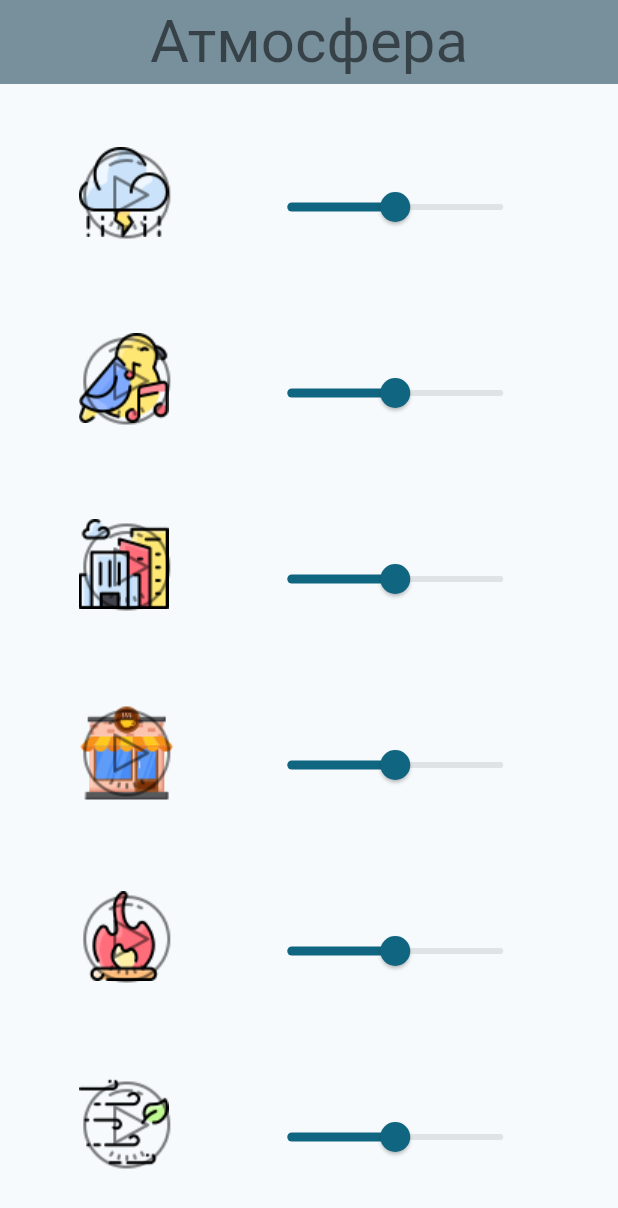
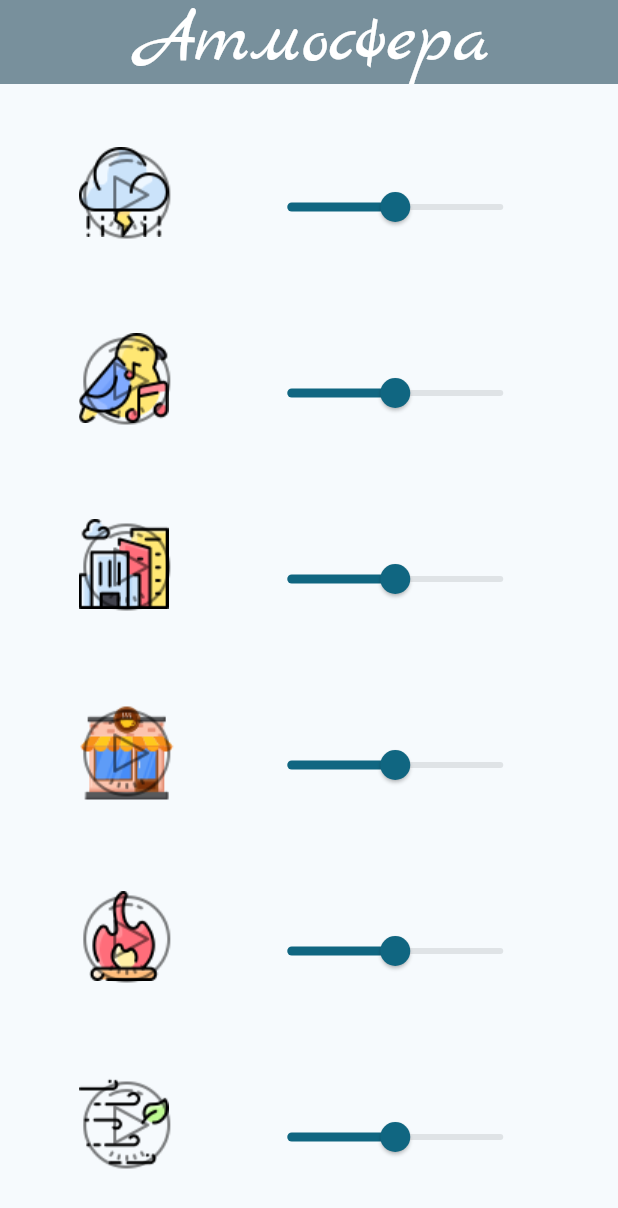
Before and after one commit to leksidev/atmosphere_app, a Flutter app: the screen it shows after launch, on a phone screen of 412 x 824 dp. Shown: the top 1208 px of the screen. Run offline on Flutter 3.47's test engine with Material 2 defaults, Android fonts, the phone set to English and light mode, and no system bars; our stand-ins replace audioplayers, google_fonts, weather_icons.

Commit message:
feat: change title fount

```diff
--- a/lib/screens/sounds_screen.dart
+++ b/lib/screens/sounds_screen.dart
@@ -20,8 +20,8 @@ class SoundsScreen extends StatelessWidget {
           backgroundColor: Colors.blueGrey.shade400,
           centerTitle: true,
           title: const Text('Атмосфера'),
-          titleTextStyle:
-              const TextStyle(fontSize: 40.0, color: Colors.black54),
+          titleTextStyle: const TextStyle(
+              fontFamily: 'MarckScript', fontSize: 50.0, color: Colors.white),
         ),
         body: SafeArea(
           minimum: const EdgeInsets.all(12.0),
@@ -39,7 +39,6 @@ class SoundsScreen extends StatelessWidget {
                         ? Colors.blueAccent
                         : Colors.grey,
                   ),
-                  // image: soundModel.soundsList[soundName]!.image,
                   image: soundModel.isSoundPlayNow(soundName)
                       ? Stack(
                           children: [
--- a/pubspec.yaml
+++ b/pubspec.yaml
@@ -55,9 +55,9 @@ flutter:
   # list giving the asset and other descriptors for the font. For
   # example:
   fonts:
-    - family: JosefinSans
+    - family: MarckScript
       fonts:
-        - asset: fonts/JosefinSans-Regular.ttf
+        - asset: fonts/MarckScript-Regular.ttf
   #   - family: Trajan Pro
   #     fonts:
   #       - asset: fonts/TrajanPro.ttf
```
Also changed, not shown: fonts/MarckScript-Regular.ttf (added).
